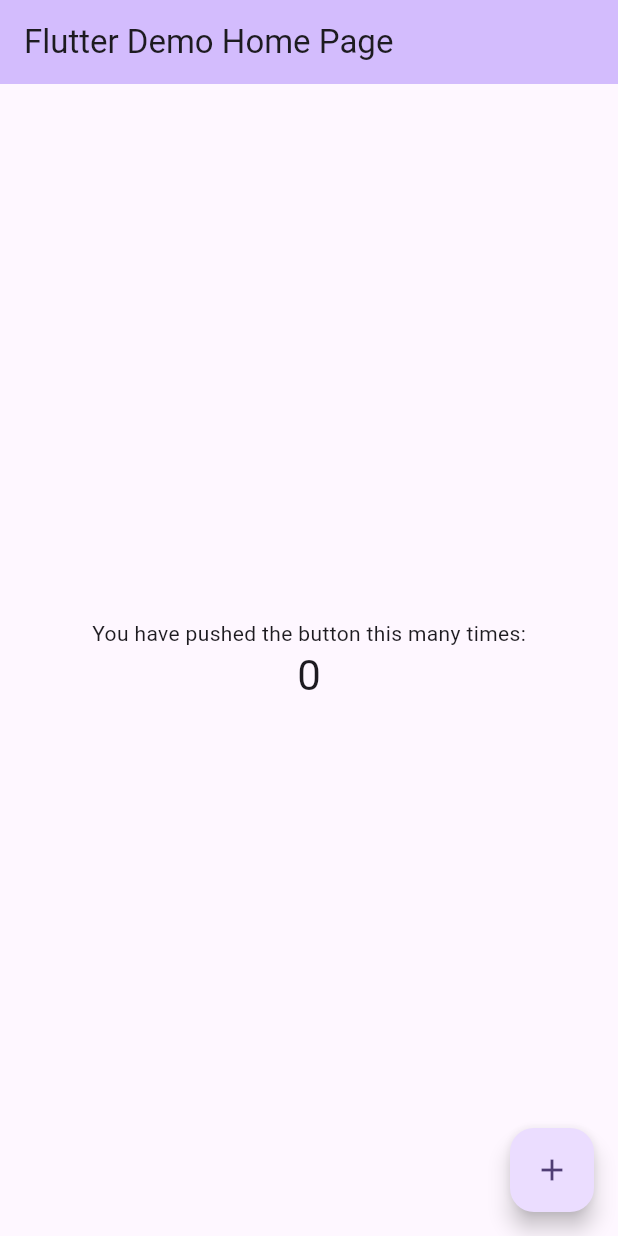
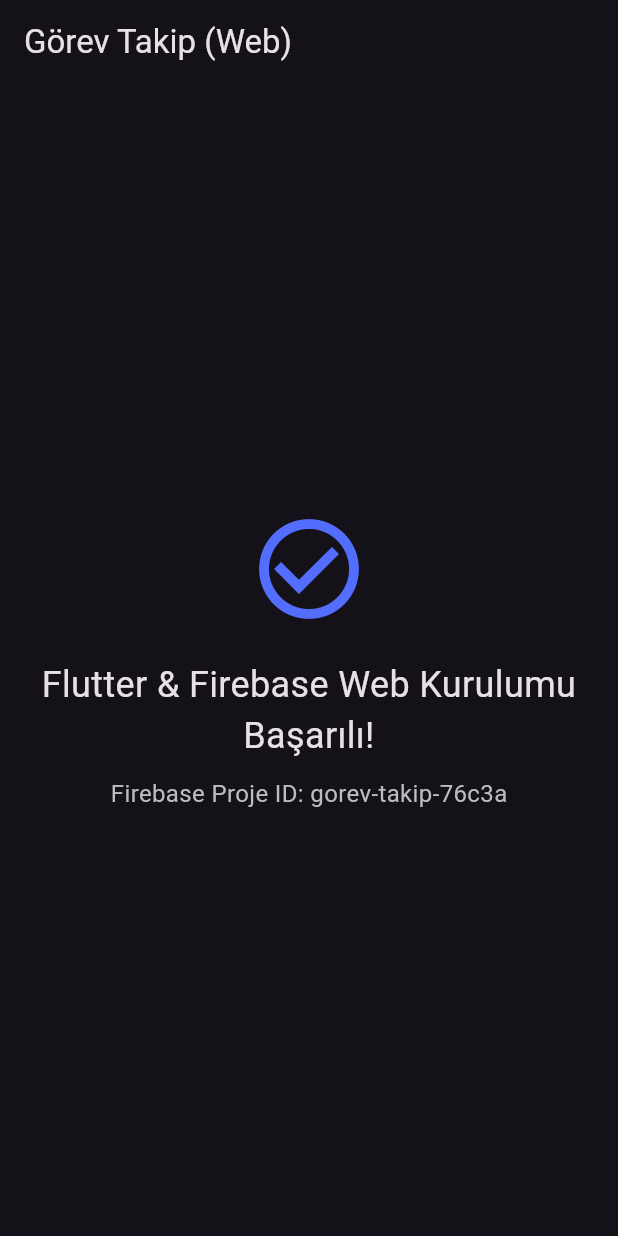
Before and after one commit to akatakan03/gorev_takip_app_web, a Flutter app: the screen it shows after launch, on a phone screen of 412 x 824 dp. Run offline on Flutter 3.47's test engine with Material 3 defaults, Android fonts, the phone set to English and light mode, and no system bars; our stand-ins replace firebase_core; accounts and stored records are empty.

Commit message:
Firebase initialization for web

```diff
--- a/lib/main.dart
+++ b/lib/main.dart
@@ -1,122 +1,84 @@
 import 'package:flutter/material.dart';
 
-void main() {
+// Firebase'i başlatmak için çekirdek (core) paketi
+import 'package:firebase_core/firebase_core.dart';
+
+// --- ÖNEMLİ BİLGİLENDİRME ---
+// Bu 'firebaseOptions' değişkenini, Adım 3'te Firebase konsolundan
+// aldığınız 'firebaseConfig' bilgileriyle DOLDURMANIZ GEREKİYOR.
+// FlutterFire, web projelerinde bu yapılandırmayı manuel olarak ister.
+// ---
+
+const FirebaseOptions firebaseOptions = FirebaseOptions(
+  apiKey: "AIzaSyDn5c3nzB5pB-H-iDDL6ZhG1aDQHRXAVQc",
+  authDomain: "gorev-takip-76c3a.firebaseapp.com",
+  projectId: "gorev-takip-76c3a",
+  storageBucket: "gorev-takip-76c3a.firebasestorage.app",
+  messagingSenderId: "561539134953",
+  appId: "1:561539134953:web:8bcfde24bafb9895bd0778",
+  measurementId: "G-6ZKC0RZ9XF", // Bu bazen olmayabilir, o zaman bu satırı silebilirsiniz.
+);
+
+void main() async {
+  // Flutter uygulamasının başlatılabilmesi için "binding"lerin hazır olduğundan emin ol.
+  // Bu, özellikle main içinde 'await' kullanıyorsak gereklidir.
+  WidgetsFlutterBinding.ensureInitialized();
+
+  // Firebase'i web için özel ayarlarımızla başlatıyoruz.
+  await Firebase.initializeApp(
+    options: firebaseOptions,
+  );
+
+  // Uygulamayı çalıştır
   runApp(const MyApp());
 }
 
 class MyApp extends StatelessWidget {
   const MyApp({super.key});
 
-  // This widget is the root of your application.
   @override
   Widget build(BuildContext context) {
     return MaterialApp(
-      title: 'Flutter Demo',
+      title: 'Görev Takip Uygulaması',
       theme: ThemeData(
-        // This is the theme of your application.
-        //
-        // TRY THIS: Try running your application with "flutter run". You'll see
-        // the application has a purple toolbar. Then, without quitting the app,
-        // try changing the seedColor in the colorScheme below to Colors.green
-        // and then invoke "hot reload" (save your changes or press the "hot
-        // reload" button in a Flutter-supported IDE, or press "r" if you used
-        // the command line to start the app).
-        //
-        // Notice that the counter didn't reset back to zero; the application
-        // state is not lost during the reload. To reset the state, use hot
-        // restart instead.
-        //
-        // This works for code too, not just values: Most code changes can be
-        // tested with just a hot reload.
-        colorScheme: .fromSeed(seedColor: Colors.deepPurple),
+        primarySwatch: Colors.indigo,
+        brightness: Brightness.dark,
+        visualDensity: VisualDensity.adaptivePlatformDensity,
       ),
-      home: const MyHomePage(title: 'Flutter Demo Home Page'),
+      debugShowCheckedModeBanner: false,
+      home: const HomePage(),
     );
   }
 }
 
-class MyHomePage extends StatefulWidget {
-  const MyHomePage({super.key, required this.title});
-
-  // This widget is the home page of your application. It is stateful, meaning
-  // that it has a State object (defined below) that contains fields that affect
-  // how it looks.
-
-  // This class is the configuration for the state. It holds the values (in this
-  // case the title) provided by the parent (in this case the App widget) and
-  // used by the build method of the State. Fields in a Widget subclass are
-  // always marked "final".
-
-  final String title;
-
-  @override
-  State<MyHomePage> createState() => _MyHomePageState();
-}
-
-class _MyHomePageState extends State<MyHomePage> {
-  int _counter = 0;
-
-  void _incrementCounter() {
-    setState(() {
-      // This call to setState tells the Flutter framework that something has
-      // changed in this State, which causes it to rerun the build method below
-      // so that the display can reflect the updated values. If we changed
-      // _counter without calling setState(), then the build method would not be
-      // called again, and so nothing would appear to happen.
-      _counter++;
-    });
-  }
+class HomePage extends StatelessWidget {
+  const HomePage({super.key});
 
   @override
   Widget build(BuildContext context) {
-    // This method is rerun every time setState is called, for instance as done
-    // by the _incrementCounter method above.
-    //
-    // The Flutter framework has been optimized to make rerunning build methods
-    // fast, so that you can just rebuild anything that needs updating rather
-    // than having to individually change instances of widgets.
     return Scaffold(
       appBar: AppBar(
-        // TRY THIS: Try changing the color here to a specific color (to
-        // Colors.amber, perhaps?) and trigger a hot reload to see the AppBar
-        // change color while the other colors stay the same.
-        backgroundColor: Theme.of(context).colorScheme.inversePrimary,
-        // Here we take the value from the MyHomePage object that was created by
-        // the App.build method, and use it to set our appbar title.
-        title: Text(widget.title),
+        title: const Text('Görev Takip (Web)'),
       ),
       body: Center(
-        // Center is a layout widget. It takes a single child and positions it
-        // in the middle of the parent.
         child: Column(
-          // Column is also a layout widget. It takes a list of children and
-          // arranges them vertically. By default, it sizes itself to fit its
-          // children horizontally, and tries to be as tall as its parent.
-          //
-          // Column has various properties to control how it sizes itself and
-          // how it positions its children. Here we use mainAxisAlignment to
-          // center the children vertically; the main axis here is the vertical
-          // axis because Columns are vertical (the cross axis would be
-          // horizontal).
-          //
-          // TRY THIS: Invoke "debug painting" (choose the "Toggle Debug Paint"
-          // action in the IDE, or press "p" in the console), to see the
-          // wireframe for each widget.
-          mainAxisAlignment: .center,
+          mainAxisAlignment: MainAxisAlignment.center,
           children: [
-            const Text('You have pushed the button this many times:'),
+            const Icon(Icons.check_circle_outline, size: 80, color: Colors.indigoAccent),
+            const SizedBox(height: 20),
+            const Text(
+              'Flutter & Firebase Web Kurulumu Başarılı!',
+              style: TextStyle(fontSize: 24),
+              textAlign: TextAlign.center,
+            ),
+            const SizedBox(height: 10),
             Text(
-              '$_counter',
-              style: Theme.of(context).textTheme.headlineMedium,
+              'Firebase Proje ID: ${firebaseOptions.projectId}', // Sadece test amaçlı
+              style: TextStyle(fontSize: 16, color: Colors.grey[400]),
             ),
           ],
         ),
       ),
-      floatingActionButton: FloatingActionButton(
-        onPressed: _incrementCounter,
-        tooltip: 'Increment',
-        child: const Icon(Icons.add),
-      ),
     );
   }
 }
--- a/pubspec.yaml
+++ b/pubspec.yaml
@@ -34,6 +34,9 @@
   # The following adds the Cupertino Icons font to your application.
   # Use with the CupertinoIcons class for iOS style icons.
   cupertino_icons: ^1.0.8
+  firebase_core: ^4.2.1
+  cloud_firestore: ^6.1.0
+  firebase_auth: ^6.1.2
 
 dev_dependencies:
   flutter_test:
```
Also changed, not shown: pubspec.lock, 3 other files.
